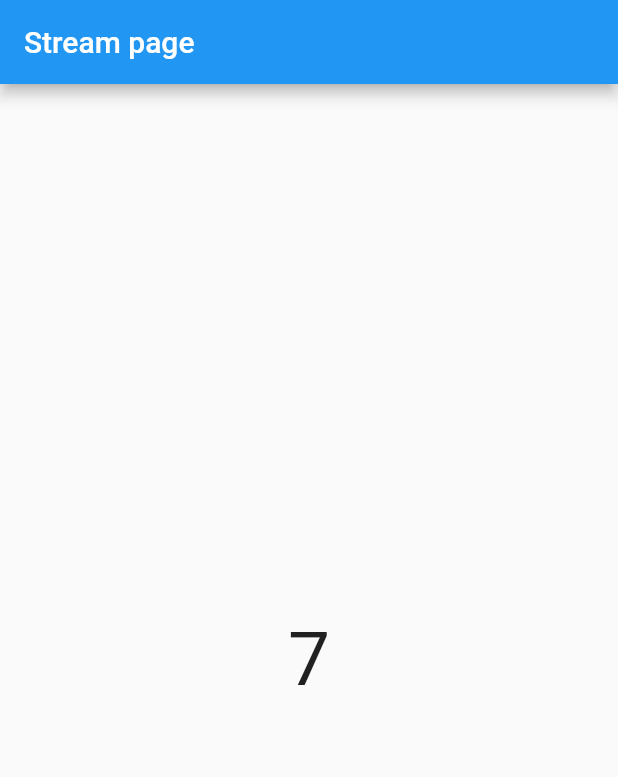
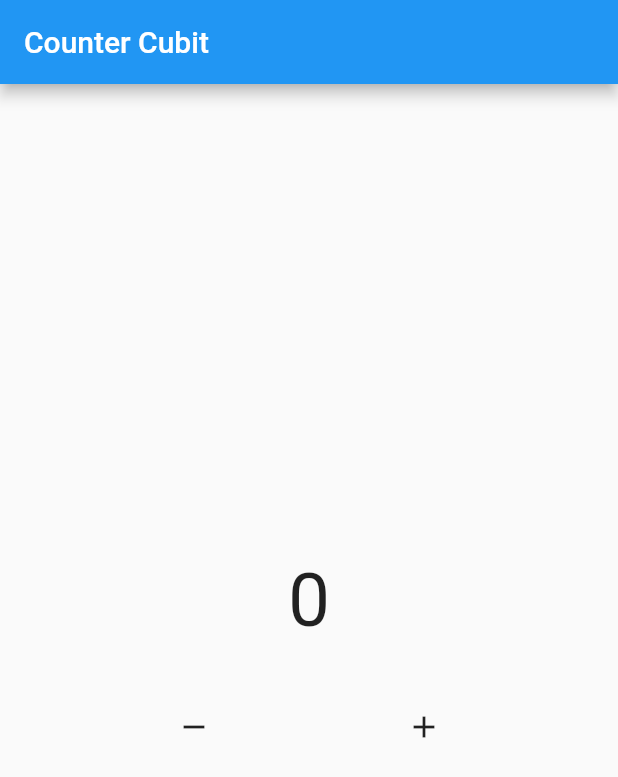
Before and after one commit to aditiyakd/latihan_bloc, a Flutter app: the screen it shows after launch, on a phone screen of 412 x 824 dp. Shown: the top 777 px of the screen. Run offline on Flutter 3.47's test engine with Material 2 defaults, Android fonts, the phone set to English and light mode, and no system bars; our stand-ins replace bloc.

Commit message:
konsep cubit

```diff
--- /dev/null
+++ b/lib/lessons/bloc/counter.dart
@@ -0,0 +1,9 @@
+import 'package:bloc/bloc.dart';
+class Counter extends Cubit<int> {
+  Counter({this.init = 0}) : super(init);
+
+  int init;
+
+  void increment() => emit(state + 1);
+  void decrement() => emit(state - 1);
+}
--- /dev/null
+++ b/lib/lessons/counter_page.dart
@@ -0,0 +1,52 @@
+import 'package:flutter/material.dart';
+import 'package:latihan_bloc/lessons/bloc/counter.dart';
+
+class CounterPage extends StatelessWidget {
+  CounterPage({super.key});
+
+  final Counter myCounter = Counter();
+
+  @override
+  Widget build(BuildContext context) {
+    return Scaffold(
+      appBar: AppBar(
+        title: const Text("Counter Cubit"),
+      ),
+      body: Column(
+        mainAxisAlignment: MainAxisAlignment.center,
+        children: [
+          StreamBuilder(
+            initialData: myCounter.init,
+            stream: myCounter.stream,
+            builder: (context, snapshot) {
+              return Column(
+                children: [
+                  Text(
+                    "${snapshot.data}",
+                    style: const TextStyle(
+                      fontSize: 50,
+                    ),
+                  ),
+                ],
+              );
+            },
+          ),
+          const SizedBox(height: 30),
+          Row(
+            mainAxisAlignment: MainAxisAlignment.spaceEvenly,
+            children: [
+              IconButton(
+                icon: const Icon(Icons.remove),
+                onPressed: myCounter.decrement,
+              ),
+              IconButton(
+                icon: const Icon(Icons.add),
+                onPressed: myCounter.increment,
+              )
+            ],
+          ),
+        ],
+      ),
+    );
+  }
+}
--- a/lib/main.dart
+++ b/lib/main.dart
@@ -1,5 +1,5 @@
 import 'package:flutter/material.dart';
-import 'stream_page.dart';
+import 'lessons/counter_page.dart';
 
 void main() {
   runApp(const MyApp());
@@ -10,9 +10,9 @@ class MyApp extends StatelessWidget {
 
   @override
   Widget build(BuildContext context) {
-    return const MaterialApp(
+    return MaterialApp(
       debugShowCheckedModeBanner: false,
-      home: Streampage(),
+      home: CounterPage(),
     );
   }
 }
--- a/pubspec.yaml
+++ b/pubspec.yaml
@@ -31,10 +31,11 @@ dependencies:
   flutter:
     sdk: flutter
 
-
   # The following adds the Cupertino Icons font to your application.
   # Use with the CupertinoIcons class for iOS style icons.
   cupertino_icons: ^1.0.2
+  bloc: ^8.1.2
+  flutter_bloc: ^8.1.3
 
 dev_dependencies:
   flutter_test:
```
Also changed, not shown: pubspec.lock.
